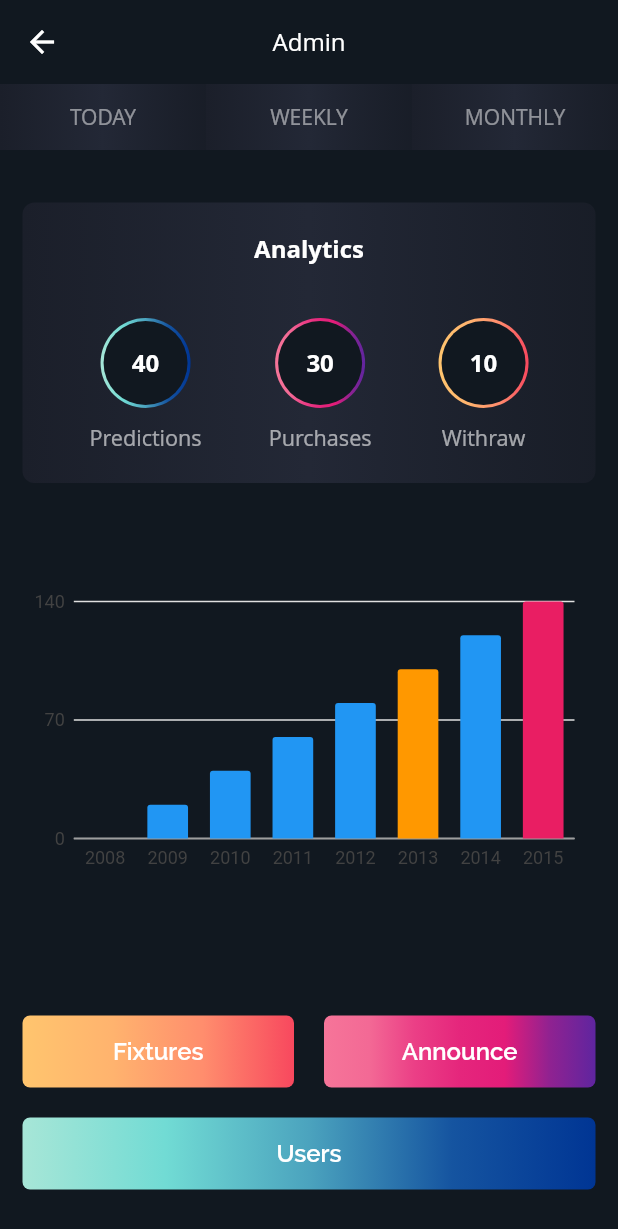
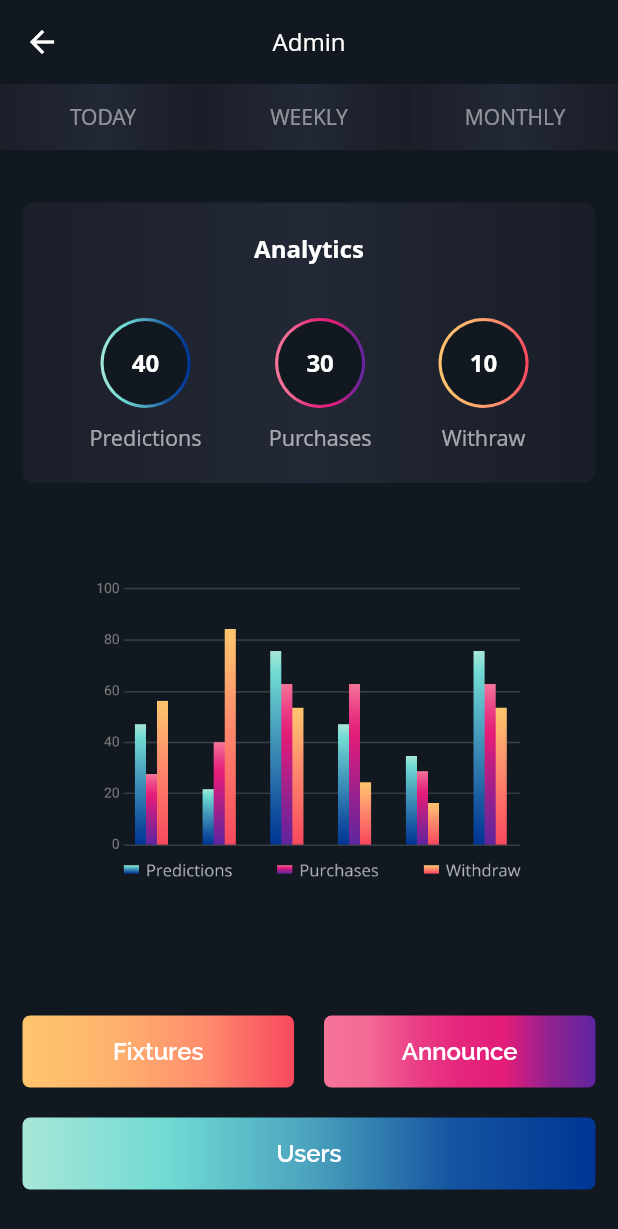
Before and after one commit to Trivergence/leagx, a Flutter app: the AdminScreen screen opened by its route, on a phone screen of 412 x 824 dp. Shown: the top 1229 px of the screen. Run offline on Flutter 3.47's test engine with Material 2 defaults, Android fonts, the phone set to English and light mode, and no system bars; our stand-ins replace cached_network_image, carousel_slider, charts_flutter, flutter_native_splash, fluttertoast, font_awesome_flutter and 2 more; accounts and stored records are empty; generated files the repository leaves out were written again.

Commit message:
replace chart with image in admin screen

```diff
--- a/lib/constants/assets.dart
+++ b/lib/constants/assets.dart
@@ -13,6 +13,7 @@ class Assets {
 
 
   static const String imgAvatar = "assets/images/img_avatar.png";
+  static const String imgChart = "assets/images/img_chart.png";
   static const String icDrawerPredictions =
       "assets/icons/ic_drawer_predictions.png";
   static const String icDrawerTermsAndService =
--- a/lib/ui/screens/admin/admin.dart
+++ b/lib/ui/screens/admin/admin.dart
@@ -1,3 +1,4 @@
+import 'package:bailbooks_defendant/constants/assets.dart';
 import 'package:bailbooks_defendant/constants/colors.dart';
 import 'package:bailbooks_defendant/ui/screens/dashboard/components/home/components/analytics_widget.dart';
 import 'package:bailbooks_defendant/ui/util/ui/ui_helper.dart';
@@ -120,7 +121,7 @@ class AdminScreen extends StatelessWidget {
           ),
           Expanded(
             child: SingleChildScrollView(
-              padding: EdgeInsets.all(15.0),
+              padding: const EdgeInsets.all(15.0),
               child: Column(
                 children: [
                   const AnalyticsWidget(
@@ -134,7 +135,8 @@ class AdminScreen extends StatelessWidget {
                   UIHelper.verticalSpace(45.0),
                   SizedBox(
                     height: 200,
-                    child: charts.BarChart(series, animate: true),
+                    child: Image.asset(Assets.imgChart),
+                    // child: charts.BarChart(series, animate: true),
                   ),
                   UIHelper.verticalSpace(90.0),
                   Row(
--- a/lib/ui/screens/authentication/forgot_password.dart
+++ b/lib/ui/screens/authentication/forgot_password.dart
@@ -8,10 +8,8 @@ import 'package:bailbooks_defendant/ui/widgets/app_bar_widget.dart';
 import 'package:bailbooks_defendant/ui/widgets/icon_widget.dart';
 import 'package:bailbooks_defendant/ui/widgets/main_button.dart';
 import 'package:bailbooks_defendant/ui/widgets/text_widget.dart';
-import 'package:bailbooks_defendant/ui/widgets/textfield/password_textfield.dart';
 import 'package:bailbooks_defendant/ui/widgets/textfield/textfield_widget.dart';
 import 'package:flutter/material.dart';
-import 'package:font_awesome_flutter/font_awesome_flutter.dart';
 
 class ForgotPasswordScreen extends StatelessWidget {
   final TextEditingController _emailController = TextEditingController();
--- a/lib/ui/screens/profile/profile_settings.dart
+++ b/lib/ui/screens/profile/profile_settings.dart
@@ -26,7 +26,6 @@ class ProfileSettingsScreen extends StatelessWidget {
             iconData:Icons.border_color_outlined,
           ),
           onPressed: () {
-            print('on pressed called');
             Navigator.pushNamed(context, Routes.profileInfoUpdate);
           },
         ),
```
Also changed, not shown: assets/images/2x/img_chart.png (added), assets/images/3x/img_chart.png (added), assets/images/img_chart.png (added).
